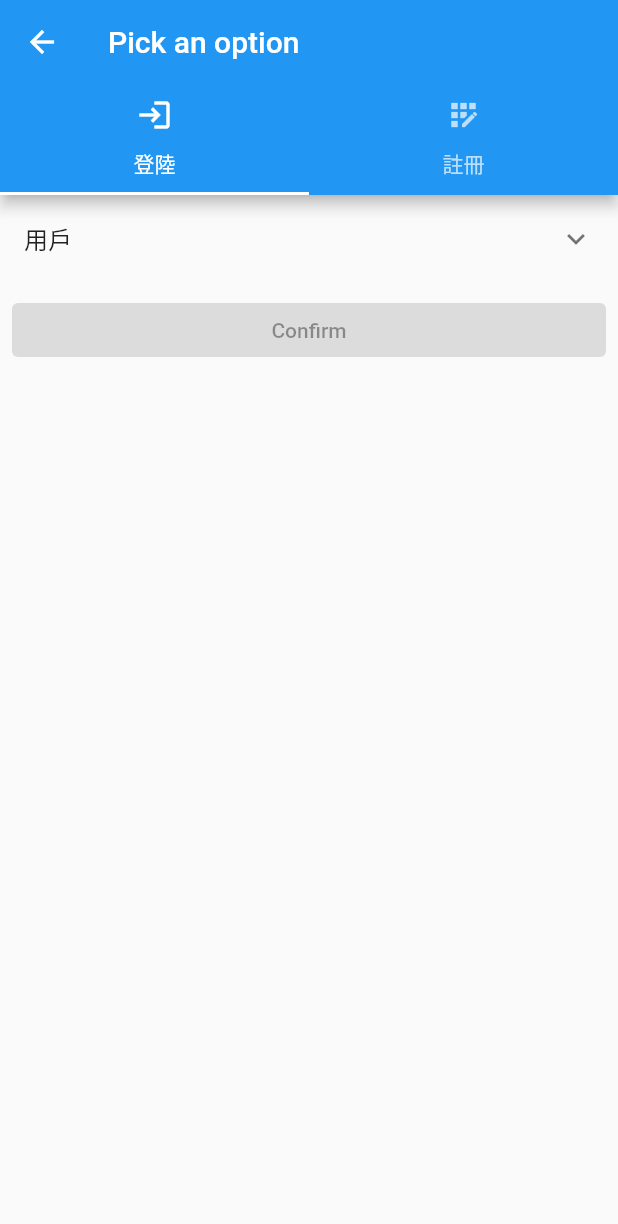
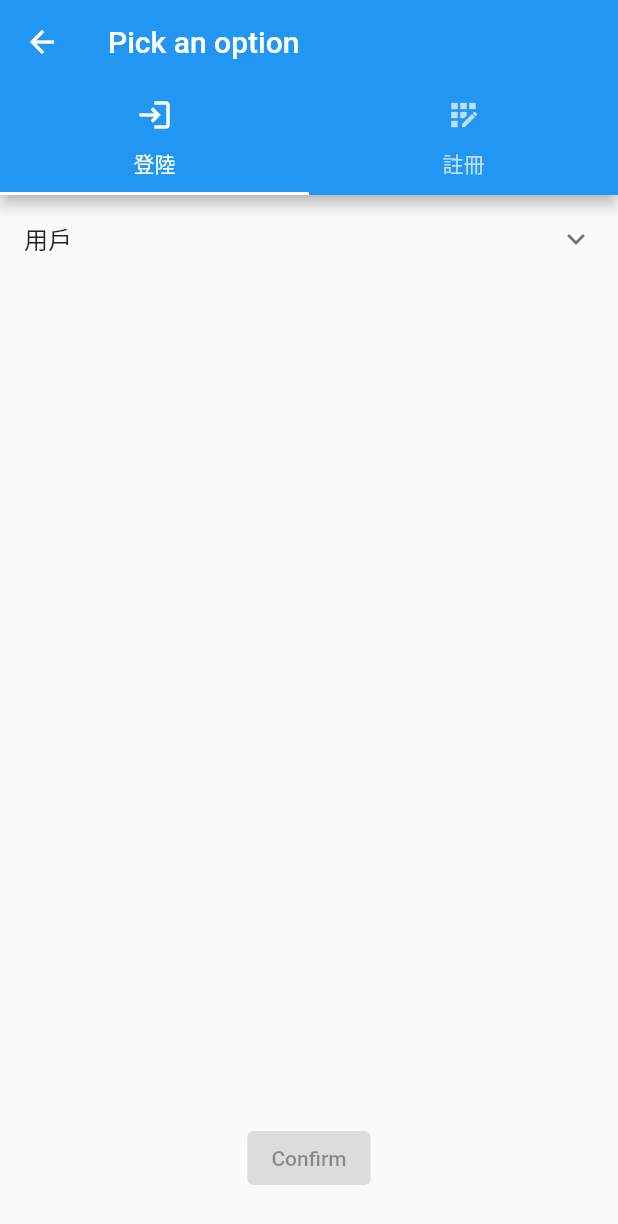
Before and after one commit to Decodetalkers/liangbiao, a Flutter app: the LoginPage screen opened directly, on a phone screen of 412 x 824 dp. Shown: the top 1224 px of the screen. Run offline on Flutter 3.47's test engine with Material 2 defaults, Android fonts, the phone set to English and light mode, and no system bars; our stand-ins replace video_player.

Commit message:
* 註冊登陸界面改動
* 改動註冊和登陸界面

```diff
--- a/lib/loginpage.dart
+++ b/lib/loginpage.dart
@@ -16,13 +16,24 @@ class _LoginPageState extends State<LoginPage> {
   final GlobalKey<FormState> _formKey2 = GlobalKey<FormState>();
   @override
   Widget build(BuildContext context) {
+    // tabs location
     List<Widget> tabs = <Widget>[
-
-      ListView(
+      Column(children: [
+        // for scroll
+        Expanded(
+          child: ListView(
             //  mainAxisAlignment: MainAxisAlignment.center,
             children: <Widget>[
               ExpansionTile(
-            title: const Text("用戶"),
+                title: () {
+                  if (dropdownValue == null) {
+                    return const Text("用戶");
+                  } else if (dropdownValue == User.student) {
+                    return const Text("學生");
+                  } else {
+                    return const Text("老師");
+                  }
+                }(),
                 children: [
                   ["Teacher", User.teacher],
                   ["student", User.student]
@@ -51,7 +62,8 @@ class _LoginPageState extends State<LoginPage> {
                   key: _formKey1,
                   child: TextFormField(
                     controller: idController,
-                decoration: const InputDecoration(hintText: 'Hello student'),
+                    decoration:
+                        const InputDecoration(hintText: 'Hello student'),
                     validator: (String? value) {
                       if (value == null || value.isEmpty) {
                         return "enter text";
@@ -64,7 +76,8 @@ class _LoginPageState extends State<LoginPage> {
                     key: _formKey2,
                     child: TextFormField(
                       controller: passwardController,
-                  decoration: const InputDecoration(hintText: 'Enter Passward'),
+                      decoration:
+                          const InputDecoration(hintText: 'Enter Passward'),
                       validator: (String? value) {
                         if (value == null || value.isEmpty) {
                           return "enter passward";
@@ -77,7 +90,8 @@ class _LoginPageState extends State<LoginPage> {
                   key: _formKey1,
                   child: TextFormField(
                     controller: idController,
-                decoration: const InputDecoration(hintText: 'Hello Teacher'),
+                    decoration:
+                        const InputDecoration(hintText: 'Hello Teacher'),
                     validator: (String? value) {
                       if (value == null || value.isEmpty) {
                         return "No teacher";
@@ -90,7 +104,8 @@ class _LoginPageState extends State<LoginPage> {
                     key: _formKey2,
                     child: TextFormField(
                       controller: passwardController,
-                  decoration: const InputDecoration(hintText: 'Enter Passward'),
+                      decoration:
+                          const InputDecoration(hintText: 'Enter Passward'),
                       validator: (String? value) {
                         if (value == null || value.isEmpty) {
                           return "enter passward";
@@ -100,6 +115,9 @@ class _LoginPageState extends State<LoginPage> {
                     ))
               ] else
                 ...[],
+            ],
+          ),
+        ),
         Padding(
           padding: const EdgeInsets.all(8.0),
           child: ElevatedButton(
@@ -110,16 +128,18 @@ class _LoginPageState extends State<LoginPage> {
                         _formKey2.currentState!.validate()) {
                       if (dropdownValue != null) {
                         // Close the screen and return "Yep!" as the result.
-                          Navigator.pop(context,
-                              Message(person: dropdownValue!, id: idController.text));
+                        Navigator.pop(
+                            context,
+                            Message(
+                                person: dropdownValue!, id: idController.text));
                       }
                     }
                   },
             child: const Text('Confirm'),
           ),
         ),
-        ],
-      ),
+        const SizedBox(height: 20),
+      ]),
       ListView(
         //  mainAxisAlignment: MainAxisAlignment.center,
         children: <Widget>[
```
Also changed, not shown: lib/main.dart (+57 -20 lines), lib/personpage.dart (+7 -7 lines). Lines whose indentation alone changed are shown as unchanged.
